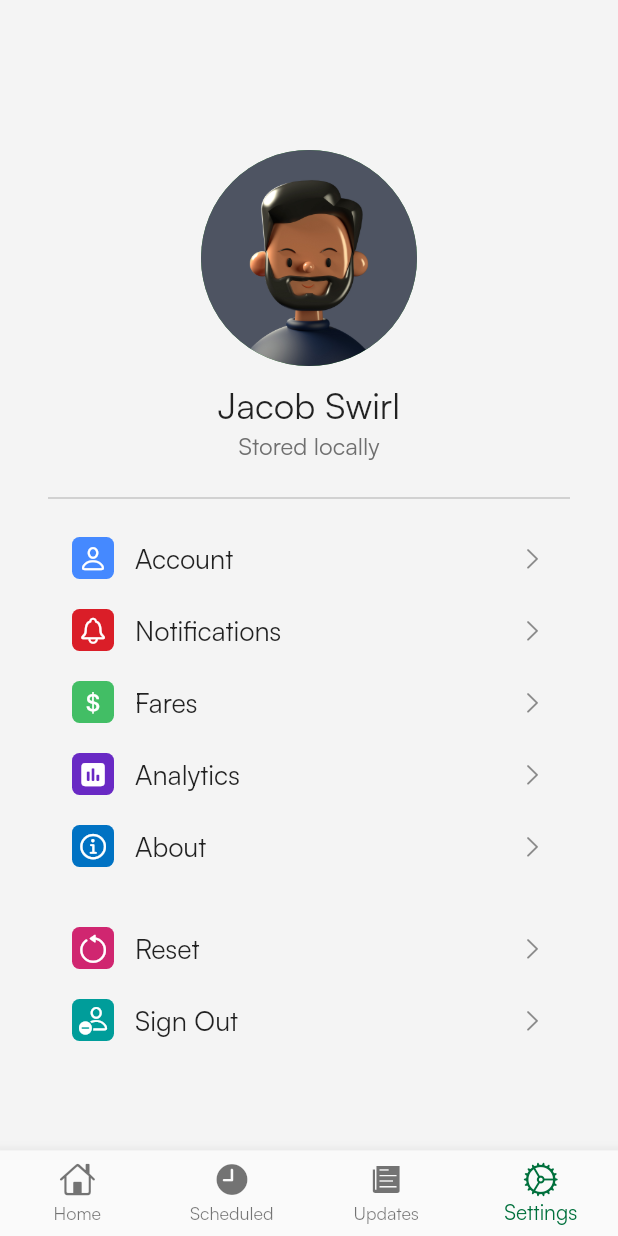
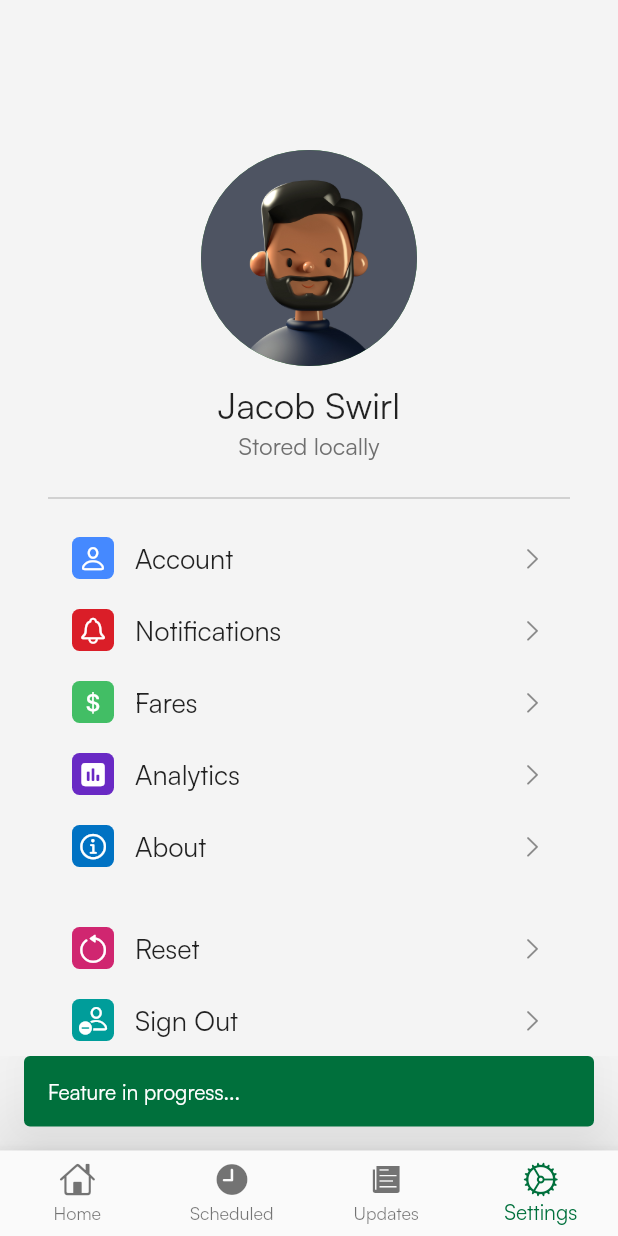
Before and after one commit to JackTop325/TransitApp, a Flutter app: the HomePage screen opened by its route, item 4 of the bottom bar chosen, after a tap on "Account", on a phone screen of 412 x 824 dp. Run offline on Flutter 3.47's test engine with Material 2 defaults, Android fonts, the phone set to English and light mode, and no system bars; our stand-ins replace carousel_slider, cloud_firestore, firebase_core, flutter_svg, sliding_up_panel, sqflite; accounts and stored records are empty.

Commit message:
custom snackbar

```diff
--- a/TransitApp/lib/pages/settings/settings.dart
+++ b/TransitApp/lib/pages/settings/settings.dart
@@ -3,6 +3,7 @@ import 'package:transit_app/colors.dart';
 import 'package:flutter/cupertino.dart';
 import 'package:transit_app/pages/settings/fares/fares_dialog.dart';
 import 'package:transit_app/pages/settings/about/about_dialog.dart';
+import 'package:transit_app/widgets/drt_snackbar.dart';
 import 'package:transit_app/widgets/table_tile.dart';
 // import 'package:transit_app/colors.dart';
 
@@ -62,14 +63,18 @@ class _SettingsPageState extends State<SettingsPage> {
                 iconData: CupertinoIcons.person,
                 iconColor: Colors.white,
                 iconBackgroundColor: ibmBlue['50'],
-                onPressed: () {},
+                onPressed: () {
+                  DRTSnackBar.display(context, 'Feature in progress...');
+                },
               ),
               TableTile(
                 title: 'Notifications',
                 iconData: CupertinoIcons.bell,
                 iconColor: Colors.white,
                 iconBackgroundColor: ibmRed['60'],
-                onPressed: () {},
+                onPressed: () {
+                  DRTSnackBar.display(context, 'Feature in progress...');
+                },
               ),
               TableTile(
                 title: 'Fares',
@@ -87,7 +92,9 @@ class _SettingsPageState extends State<SettingsPage> {
                 iconData: CupertinoIcons.chart_bar_square_fill,
                 iconColor: Colors.white,
                 iconBackgroundColor: ibmPurple['70'],
-                onPressed: () {},
+                onPressed: () {
+                  DRTSnackBar.display(context, 'Feature in progress...');
+                },
               ),
               TableTile(
                 title: 'About',
--- /dev/null
+++ b/TransitApp/lib/widgets/drt_snackbar.dart
@@ -0,0 +1,25 @@
+import 'package:flutter/material.dart';
+import 'package:transit_app/colors.dart';
+
+class DRTSnackBar {
+  static void display(BuildContext context, String text,
+      {int duration = 1500}) {
+    ScaffoldMessenger.of(context).showSnackBar(SnackBar(
+      content: Text(
+        text,
+        style: const TextStyle(
+          fontFamily: 'Satoshi',
+        ),
+      ),
+      backgroundColor: drtGreen,
+      behavior: SnackBarBehavior.floating,
+      margin: const EdgeInsets.only(
+        bottom: 16.0,
+        left: 16.0,
+        right: 16.0,
+      ),
+      elevation: 30,
+      duration: Duration(milliseconds: duration),
+    ));
+  }
+}
```
Also changed, not shown: TransitApp/lib/local_storage/bus_route.dart (+4 -8 lines).
